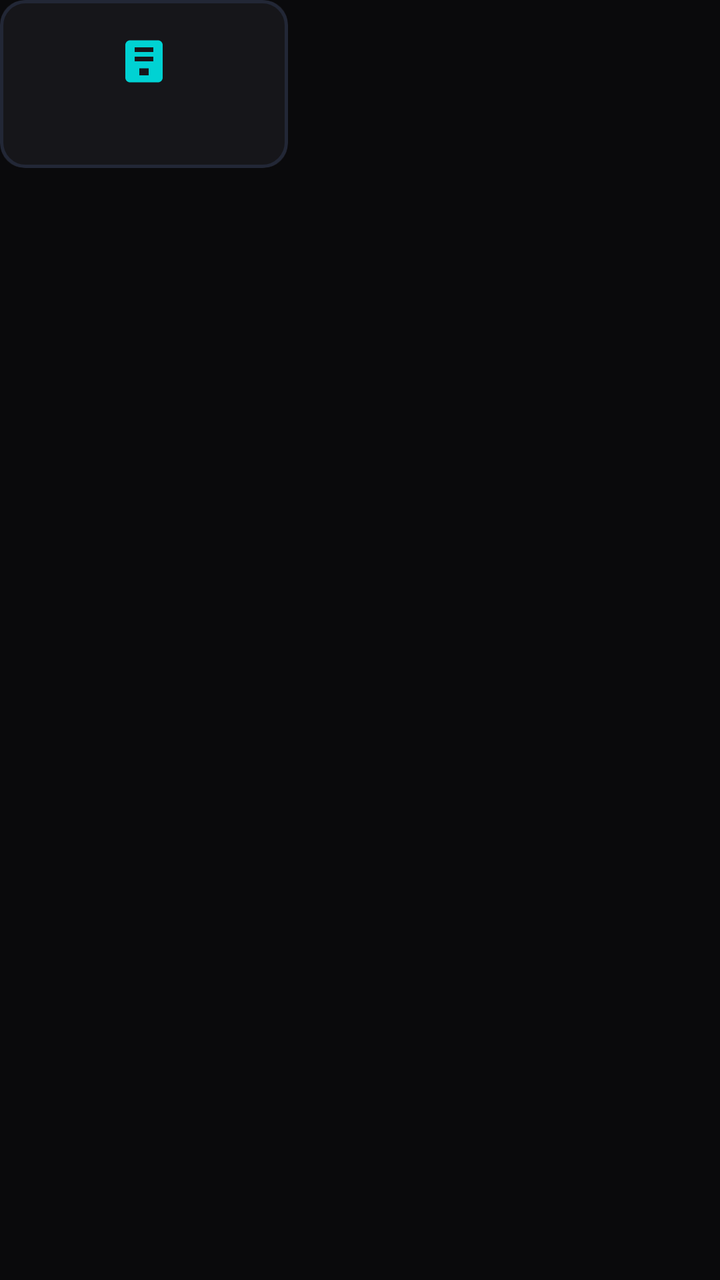
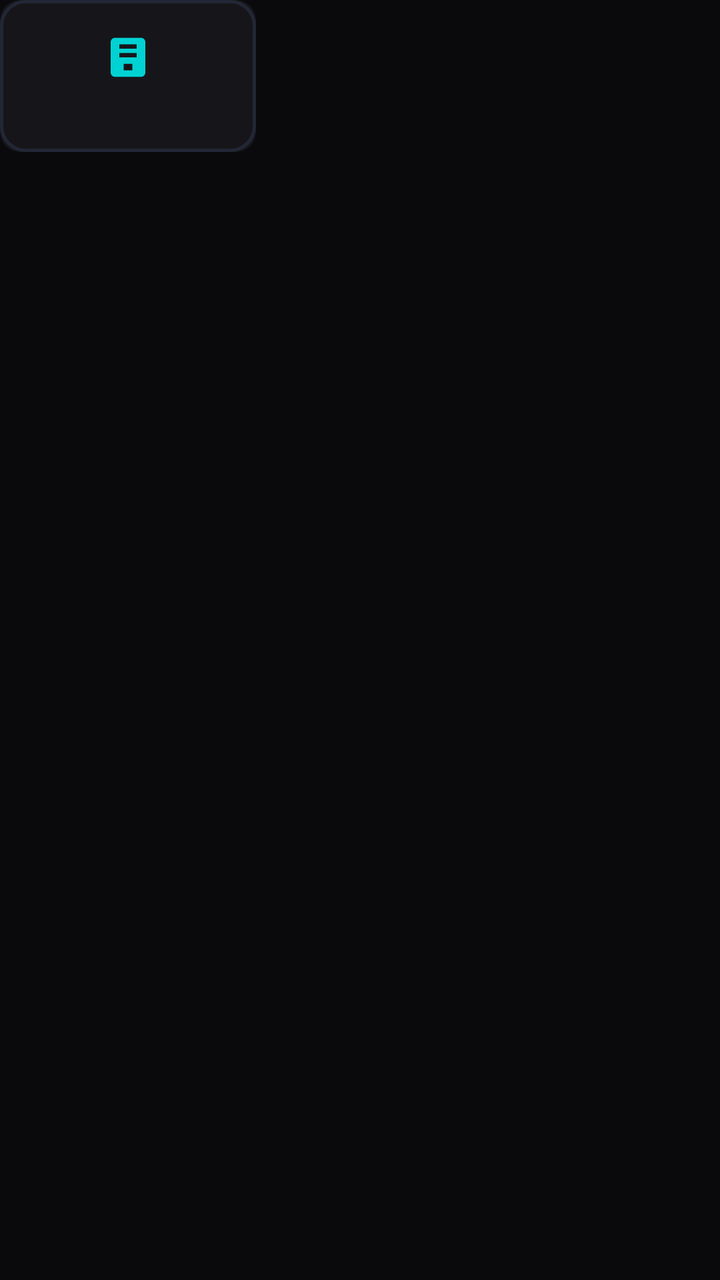

Two renders of the same Android screen: before a commit and after it. Below are the layout's source before the change and the commit's diff.
<!-- AndroidManifest.xml: application theme Theme.DeepLauncher -->
<!-- res/layout/item_input.xml -->
<?xml version="1.0" encoding="utf-8"?>
<FrameLayout xmlns:android="http://schemas.android.com/apk/res/android"
    xmlns:app="http://schemas.android.com/apk/res-auto"
    android:id="@+id/cardInputRoot"
    android:layout_width="wrap_content"
    android:layout_height="wrap_content"
    android:layout_marginEnd="18dp"
    android:clipChildren="false"
    android:clipToPadding="false"
    android:clickable="true"
    android:focusable="true">

    <androidx.cardview.widget.CardView
        android:id="@+id/cardInputContainer"
        android:layout_width="144dp"
        android:layout_height="84dp"
        app:cardBackgroundColor="@color/bg_card"
        app:cardCornerRadius="12dp"
        app:cardElevation="0dp">

        <LinearLayout
            android:layout_width="match_parent"
            android:layout_height="match_parent"
            android:gravity="center"
            android:orientation="vertical"
            android:padding="8dp">

            <ImageView
                android:id="@+id/imgInputIcon"
                android:layout_width="28dp"
                android:layout_height="28dp"
                android:src="@drawable/ic_hdmi" />

            <TextView
                android:id="@+id/txtInputName"
                android:layout_width="wrap_content"
                android:layout_height="wrap_content"
                android:layout_marginTop="6dp"
                android:ellipsize="end"
                android:maxLines="1"
                android:textColor="@color/text_primary"
                android:textSize="12sp"
                android:textStyle="bold" />
        </LinearLayout>

        
        <View
            android:id="@+id/viewBorderHighlight"
            android:layout_width="match_parent"
            android:layout_height="match_parent"
            android:background="@drawable/bg_card_normal" />

    </androidx.cardview.widget.CardView>
</FrameLayout>
<!-- resources referenced by this layout -->
<resources>
  <color name="bg_card">#16161a</color>
  <color name="text_primary">#f5f5f7</color>
  <!-- drawable bg_card_normal (drawable) -->
  <?xml version="1.0" encoding="utf-8"?>
  <shape xmlns:android="http://schemas.android.com/apk/res/android"
      android:shape="rectangle">
      <solid android:color="@android:color/transparent" />
      <stroke
          android:width="1.5dp"
          android:color="#222736" />
      <corners android:radius="12dp" />
  </shape>
  <!-- drawable ic_hdmi (drawable) -->
  <vector xmlns:android="http://schemas.android.com/apk/res/android"
      android:width="24dp"
      android:height="24dp"
      android:viewportWidth="24"
      android:viewportHeight="24">
      <path
          android:fillColor="#00d2d3"
          android:pathData="M18,3H6C4.9,3 4,3.9 4,5v14c0,1.1 0.9,2 2,2h12c1.1,0 2,-0.9 2,-2V5C20,3.9 19.1,3 18,3zM8,6h8v2H8V6zM8,10h8v2H8V10zM14,18H10v-3h4V18z" />
  </vector>
  <style name="Theme.DeepLauncher" parent="@android:style/Theme.NoTitleBar.Fullscreen">
          <item name="android:windowBackground">@color/bg_dark</item>
          <item name="android:colorBackground">@color/bg_dark</item>
          <item name="android:windowNoTitle">true</item>
          <item name="android:windowFullscreen">true</item>
          <item name="android:windowOverscan">true</item>
          <item name="android:windowContentOverlay">@null</item>
          <item name="android:windowAnimationStyle">@null</item>
      </style>
  <color name="bg_dark">#0a0a0c</color>
</resources>

<!-- the commit's change to res/layout/item_input.xml (unified diff, before → after) -->
@@ -4,7 +4,7 @@
     android:id="@+id/cardInputRoot"
     android:layout_width="wrap_content"
     android:layout_height="wrap_content"
-    android:layout_marginEnd="18dp"
+    android:layout_marginEnd="14dp"
     android:clipChildren="false"
     android:clipToPadding="false"
     android:clickable="true"
@@ -12,10 +12,10 @@
 
     <androidx.cardview.widget.CardView
         android:id="@+id/cardInputContainer"
-        android:layout_width="144dp"
-        android:layout_height="84dp"
+        android:layout_width="128dp"
+        android:layout_height="76dp"
         app:cardBackgroundColor="@color/bg_card"
-        app:cardCornerRadius="12dp"
+        app:cardCornerRadius="10dp"
         app:cardElevation="0dp">
 
         <LinearLayout
@@ -23,23 +23,23 @@
             android:layout_height="match_parent"
             android:gravity="center"
             android:orientation="vertical"
-            android:padding="8dp">
+            android:padding="6dp">
 
             <ImageView
                 android:id="@+id/imgInputIcon"
-                android:layout_width="28dp"
-                android:layout_height="28dp"
+                android:layout_width="26dp"
+                android:layout_height="26dp"
                 android:src="@drawable/ic_hdmi" />
 
             <TextView
                 android:id="@+id/txtInputName"
                 android:layout_width="wrap_content"
                 android:layout_height="wrap_content"
-                android:layout_marginTop="6dp"
+                android:layout_marginTop="4dp"
                 android:ellipsize="end"
                 android:maxLines="1"
                 android:textColor="@color/text_primary"
-                android:textSize="12sp"
+                android:textSize="11sp"
                 android:textStyle="bold" />
         </LinearLayout>
 
